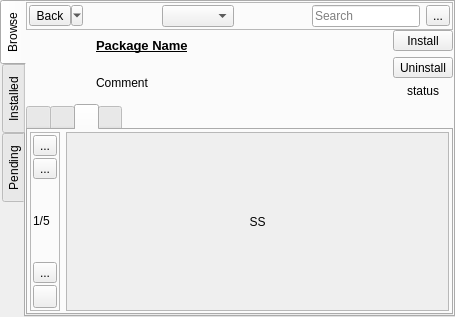
First picture: the form in src-qt5/gui_client/pages/page_pkg.ui, repository trueos/sysadm-ui-qt, before the edit.
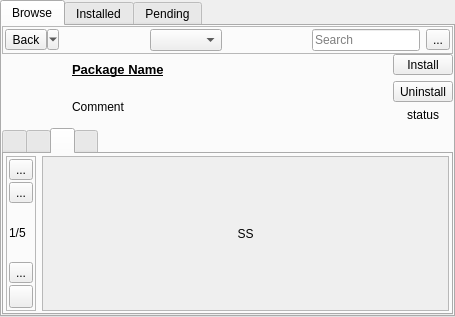
Second picture: the form after the edit. The open tabs and pages were chosen to show the change. Icons and pictures are not drawn.

Commit message: Due to the loud voices of users who don't understand the concepts of UI design or interface balancing.... move all the left-aligned tabs to the top instead.

```diff
--- a/src-qt5/gui_client/pages/page_pkg.ui
+++ b/src-qt5/gui_client/pages/page_pkg.ui
@@ -29,7 +29,7 @@
    <item row="0" column="0">
     <widget class="QTabWidget" name="tabWidget">
      <property name="tabPosition">
-      <enum>QTabWidget::West</enum>
+      <enum>QTabWidget::North</enum>
      </property>
      <property name="currentIndex">
       <number>0</number>
@@ -872,8 +872,8 @@
                    <rect>
                     <x>0</x>
                     <y>0</y>
-                    <width>98</width>
-                    <height>36</height>
+                    <width>378</width>
+                    <height>158</height>
                    </rect>
                   </property>
                   <layout class="QVBoxLayout" name="verticalLayout_14">
```
Left out of the diff: 4 changed lines with no effect on the pictures. The commit also changes 1 other file.
